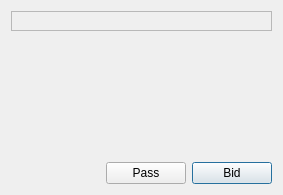
Before: the Qt Designer form biddialog.ui in ohwgiles/fivehundred, drawn with Qt 5.
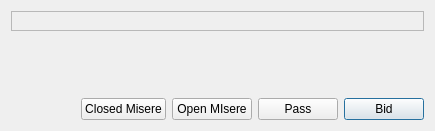
After: the same form once the commit is applied. Custom widgets are drawn as their Qt base class.

Diff of the .ui file:
```diff
--- a/biddialog.ui
+++ b/biddialog.ui
@@ -9,12 +9,12 @@
    <rect>
     <x>0</x>
     <y>0</y>
-    <width>283</width>
-    <height>195</height>
+    <width>435</width>
+    <height>131</height>
    </rect>
   </property>
   <property name="sizePolicy">
-   <sizepolicy hsizetype="Fixed" vsizetype="Fixed">
+   <sizepolicy hsizetype="Minimum" vsizetype="Minimum">
     <horstretch>0</horstretch>
     <verstretch>0</verstretch>
    </sizepolicy>
@@ -73,7 +73,21 @@
       </spacer>
      </item>
      <item>
-      <widget class="QPushButton" name="pushButton_2">
+      <widget class="QPushButton" name="buttonClosedMisere">
+       <property name="text">
+        <string>Closed Misere</string>
+       </property>
+      </widget>
+     </item>
+     <item>
+      <widget class="QPushButton" name="buttonOpenMisere">
+       <property name="text">
+        <string>Open MIsere</string>
+       </property>
+      </widget>
+     </item>
+     <item>
+      <widget class="QPushButton" name="buttonPass">
        <property name="text">
         <string>Pass</string>
        </property>
```
Left out of the diff: 2 changed lines with no effect on the pictures.
